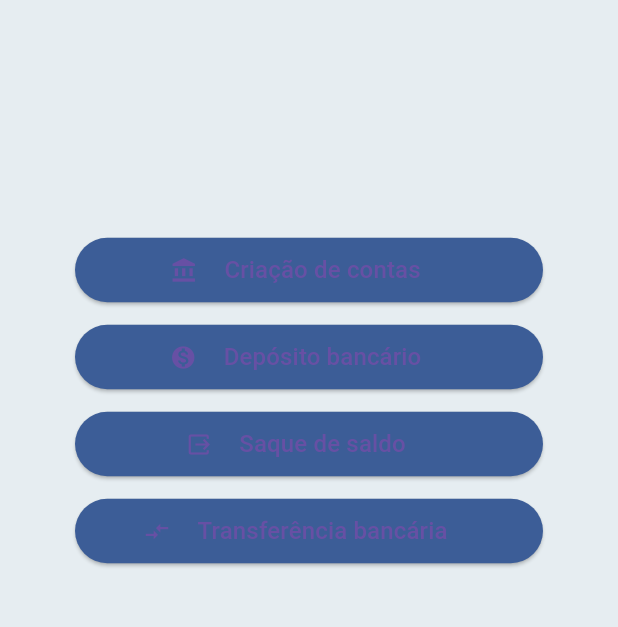
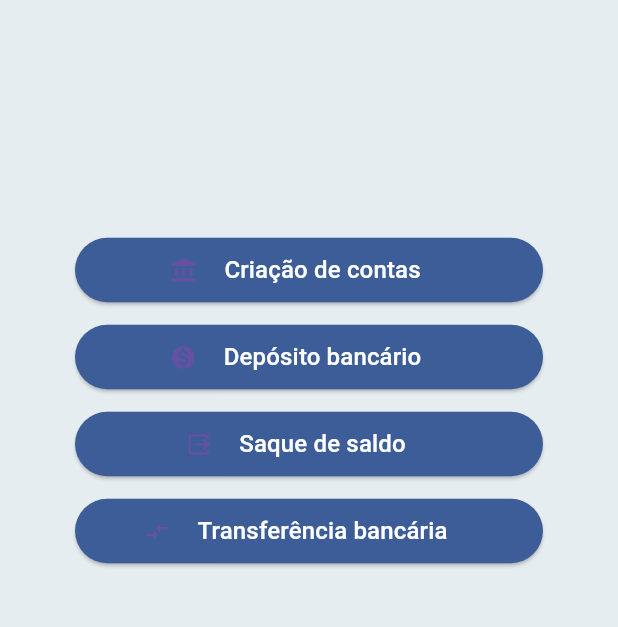
Before and after one commit to Allanfd12/app_operacao_bancaria_flutter, a Flutter app: the screen it shows after launch, on a phone screen of 412 x 824 dp, the part 549-1176 px from its top. Run offline on Flutter 3.47's test engine with Material 3 defaults, Android fonts, the phone set to English and light mode, and no system bars; our stand-ins replace firebase_core, firebase_database; accounts and stored records are empty.

Commit message:
atualiza projeto

```diff
--- a/lib/view/component/button.dart
+++ b/lib/view/component/button.dart
@@ -32,7 +32,7 @@ class _ButtonState extends State<Button> {
           fit: BoxFit.fitWidth,
     child:Text(
             widget.text,
-            style: const TextStyle(fontSize: 16),
+            style: const TextStyle(fontSize: 16, color: Colors.white),
           )),),
       icon: widget.icon,
     );
```
Also changed, not shown: pubspec.yaml (+4 -4 lines), pubspec.lock, 3 other files.
